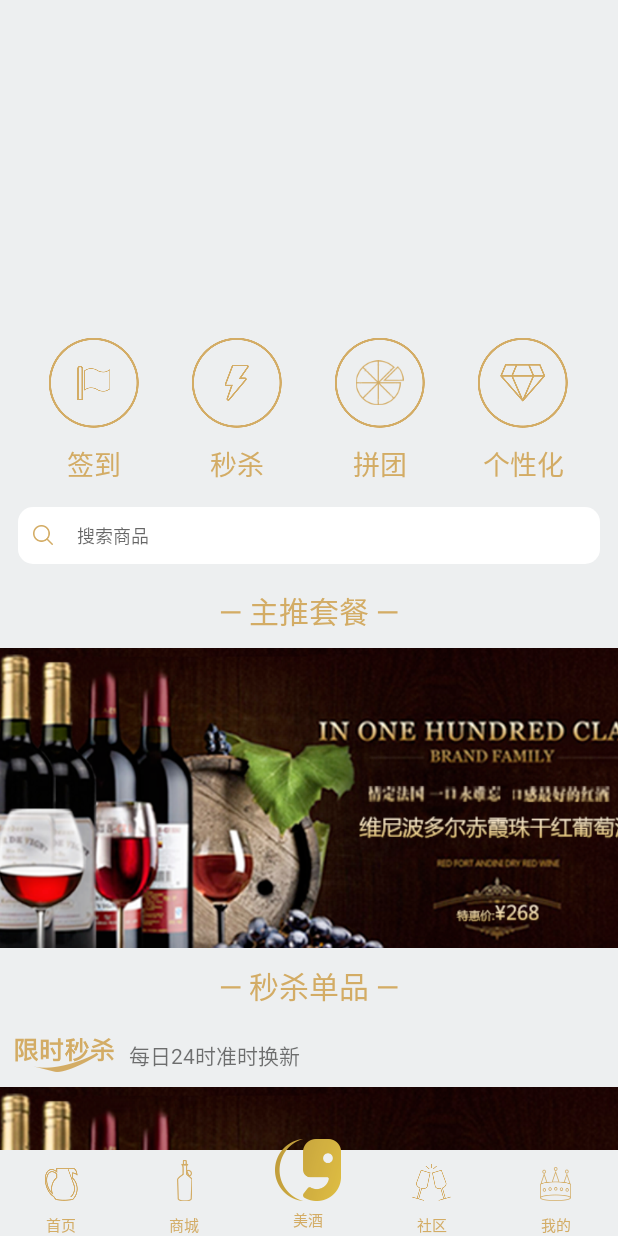
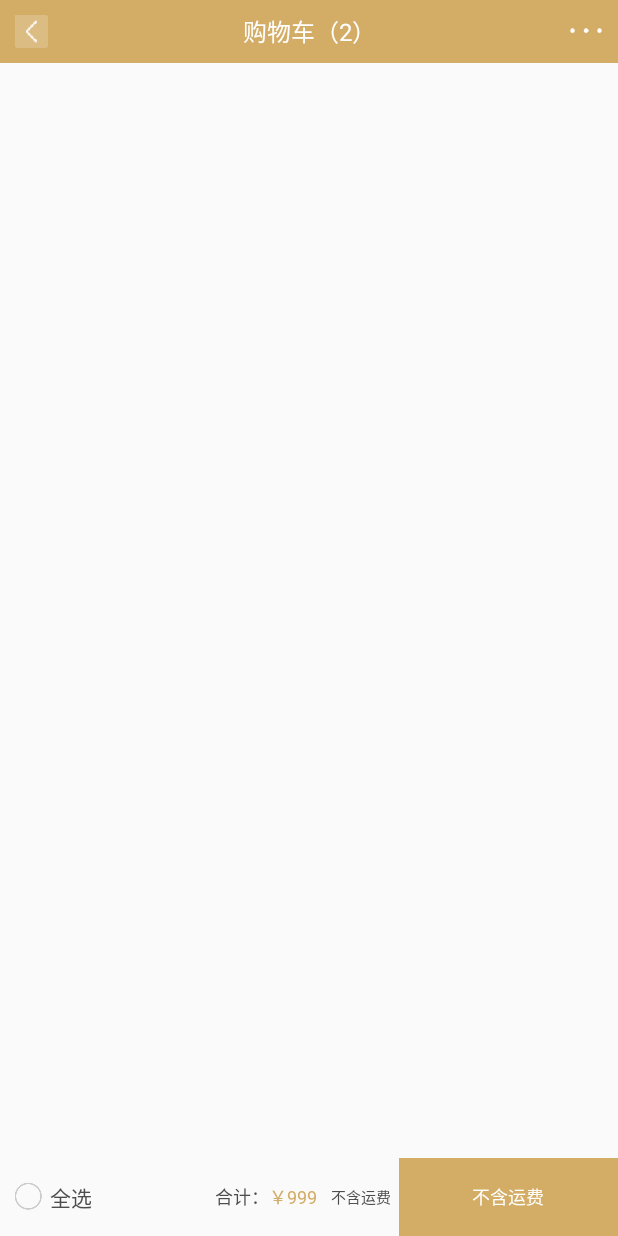
Before and after one commit to jygzdx/JiuPinHui, an Android app: the screen it shows after launch (MainActivity before the commit, BuyCartActivity after it), on a phone screen of 412 x 824 dp. Run offline under Robolectric (Android 15) with nearby library versions, the phone set to English and light mode, and no system bars; our stand-ins replace CircleImageView.

Commit message:
隐藏不必要的功能，购物车界面（半完善）

```diff
--- /dev/null
+++ b/app/src/main/java/com/jiupin/jiupinhui/activity/BuyCartActivity.java
@@ -0,0 +1,16 @@
+package com.jiupin.jiupinhui.activity;
+
+import android.os.Bundle;
+import android.support.v7.app.AppCompatActivity;
+
+import com.jiupin.jiupinhui.R;
+
+public class BuyCartActivity extends AppCompatActivity {
+
+    @Override
+    protected void onCreate(Bundle savedInstanceState) {
+        super.onCreate(savedInstanceState);
+        setContentView(R.layout.activity_buy_cart);
+
+    }
+}
--- /dev/null
+++ b/app/src/main/res/drawable/radiobutton_bg_selector.xml
@@ -0,0 +1,5 @@
+<?xml version="1.0" encoding="utf-8"?>
+<selector xmlns:android="http://schemas.android.com/apk/res/android">
+    <item android:state_checked="true" android:drawable="@drawable/radiobotton_checked" />
+    <item android:state_checked="false" android:drawable="@drawable/radiobotton_unchecked" />
+</selector>
--- /dev/null
+++ b/app/src/main/res/layout/activity_buy_cart.xml
@@ -0,0 +1,113 @@
+<?xml version="1.0" encoding="utf-8"?>
+<RelativeLayout
+    xmlns:android="http://schemas.android.com/apk/res/android"
+    xmlns:app="http://schemas.android.com/apk/res-auto"
+    xmlns:tools="http://schemas.android.com/tools"
+    android:layout_width="match_parent"
+    android:layout_height="match_parent"
+    tools:context="com.jiupin.jiupinhui.activity.BuyCartActivity">
+
+    <LinearLayout
+        android:id="@+id/ll_title"
+        android:layout_width="match_parent"
+        android:layout_height="wrap_content"
+        android:background="@color/mainColor"
+        android:gravity="center_vertical"
+        android:orientation="horizontal"
+        >
+        <ImageView
+            android:id="@+id/iv_back"
+            android:layout_width="wrap_content"
+            android:layout_height="wrap_content"
+            android:padding="10dp"
+            android:src="@drawable/back_base"
+            />
+        <TextView
+            android:id="@+id/tv_title_name"
+            android:layout_width="0dp"
+            android:layout_weight="1"
+            android:layout_height="wrap_content"
+            android:gravity="center"
+            android:text="购物车（2）"
+            android:textSize="16sp"
+            android:textColor="@color/white"
+            />
+
+        <ImageView
+            android:id="@+id/iv_more"
+            android:layout_width="wrap_content"
+            android:layout_height="wrap_content"
+            android:padding="10dp"
+            android:src="@drawable/more"
+            />
+    </LinearLayout>
+
+    <android.support.v4.widget.NestedScrollView
+        android:id="@+id/nsv_scrollview"
+        android:layout_width="match_parent"
+        android:layout_height="match_parent"
+        android:layout_below="@+id/ll_title"
+        android:layout_above="@+id/ll_bottom"
+        >
+
+    </android.support.v4.widget.NestedScrollView>
+
+    <LinearLayout
+        android:id="@+id/ll_bottom"
+        android:layout_width="match_parent"
+        android:layout_height="wrap_content"
+        android:layout_alignParentBottom="true"
+        android:gravity="center_vertical"
+        >
+        <RadioButton
+            android:id="@+id/rb_bottom_radio"
+            android:layout_width="wrap_content"
+            android:layout_height="wrap_content"
+            android:drawableLeft="@drawable/radiobutton_bg_selector"
+            android:layout_marginTop="15dp"
+            android:layout_marginBottom="15dp"
+            android:layout_marginLeft="10dp"
+            android:checked="false"
+            android:button="@null"
+            android:drawablePadding="5dp"
+            android:text="全选"
+            android:textColor="@color/light_black"
+            android:textSize="14sp"
+            />
+        <TextView
+            android:layout_width="wrap_content"
+            android:layout_height="wrap_content"
+            android:layout_marginLeft="82dp"
+            android:text="合计："
+            android:textColor="@color/light_black"
+            android:textSize="12sp"
+            />
+        <TextView
+            android:layout_width="wrap_content"
+            android:layout_height="wrap_content"
+            android:text="￥999"
+            android:textColor="@color/mainTextColor"
+            android:textSize="12sp"
+            />
+        <TextView
+            android:layout_width="wrap_content"
+            android:layout_height="wrap_content"
+            android:layout_marginLeft="9dp"
+            android:text="不含运费"
+            android:textColor="@color/light_black"
+            android:textSize="10sp"
+            />
+        <TextView
+            android:id="@+id/tv_pay"
+            android:layout_width="0dp"
+            android:layout_weight="1"
+            android:layout_height="match_parent"
+            android:layout_marginLeft="5dp"
+            android:gravity="center"
+            android:background="@color/mainColor"
+            android:text="不含运费"
+            android:textColor="@color/white"
+            android:textSize="12sp"
+            />
+    </LinearLayout>
+</RelativeLayout>
--- a/app/src/main/res/layout/home_fragment_item.xml
+++ b/app/src/main/res/layout/home_fragment_item.xml
@@ -26,6 +26,7 @@
             android:layout_height="wrap_content"
             android:orientation="horizontal"
             android:padding="15dp"
+            android:visibility="gone"
             >
 
             <include layout="@layout/home_sign_in_item"/>
@@ -38,6 +39,7 @@
         </LinearLayout>
 
         <EditText
+            android:visibility="gone"
             android:id="@+id/et_home_search"
             style="@style/search_edittext"
             android:layout_width="match_parent"
--- a/app/src/main/res/layout/home_love_item.xml
+++ b/app/src/main/res/layout/home_love_item.xml
@@ -119,6 +119,7 @@
             android:layout_height="0dp"
             android:layout_weight="1"
             android:gravity="center"
+            android:visibility="gone"
             >
             <TextView
                 android:id="@+id/tv_share_link"
--- a/app/src/main/res/layout/home_second_buy.xml
+++ b/app/src/main/res/layout/home_second_buy.xml
@@ -2,7 +2,9 @@
 <LinearLayout xmlns:android="http://schemas.android.com/apk/res/android"
               android:orientation="vertical"
               android:layout_width="match_parent"
-              android:layout_height="match_parent">
+              android:layout_height="match_parent"
+            android:visibility="gone"
+        >
     <TextView
         android:layout_width="wrap_content"
         android:layout_height="wrap_content"
--- a/app/src/main/res/layout/store_ad_and_search.xml
+++ b/app/src/main/res/layout/store_ad_and_search.xml
@@ -16,6 +16,7 @@
         android:layout_marginTop="27dp"
         android:layout_marginLeft="12dp"
         android:layout_marginRight="12dp"
+        android:visibility="gone"
         android:hint="搜索酒品"/>
 
 </FrameLayout>
--- a/app/src/main/res/layout/title_bar.xml
+++ b/app/src/main/res/layout/title_bar.xml
@@ -8,6 +8,7 @@
     android:gravity="center"
     android:padding="8dp"
     android:alpha="0"
+    android:visibility="gone"
     android:orientation="horizontal">
     <EditText
         android:id="@+id/et_store_search"
--- a/app/src/main/res/layout/wine_show_item.xml
+++ b/app/src/main/res/layout/wine_show_item.xml
@@ -57,5 +57,6 @@
         android:layout_alignParentRight="true"
         android:layout_centerVertical="true"
         android:layout_marginRight="20dp"
+        android:visibility="gone"
         app:srcCompat="@drawable/btn_shopping"/>
 </RelativeLayout>
```
Also changed, not shown: app/src/main/AndroidManifest.xml (+7 -4 lines), app/src/main/res/layout/buy_cart_item.xml (added, +133 -0 lines), app/src/main/res/layout/goods_scrollview.xml (+6 -2 lines), app/src/main/res/layout/my_fragment_item.xml (+12 -5 lines), app/src/main/res/drawable-xxhdpi/radiobotton_checked.png (added), app/src/main/res/drawable-xxhdpi/radiobotton_unchecked.png (added).
